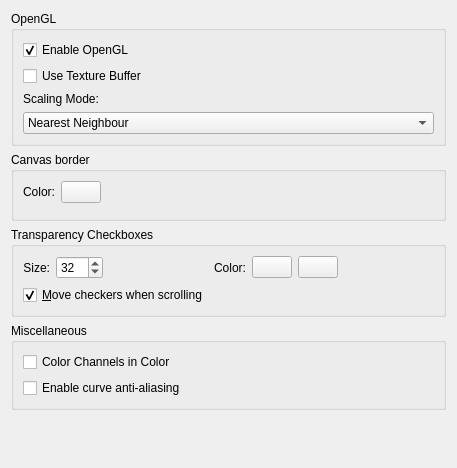
First picture: the form in krita/ui/forms/wdgdisplaysettings.ui, repository KDE/krita, before the edit.
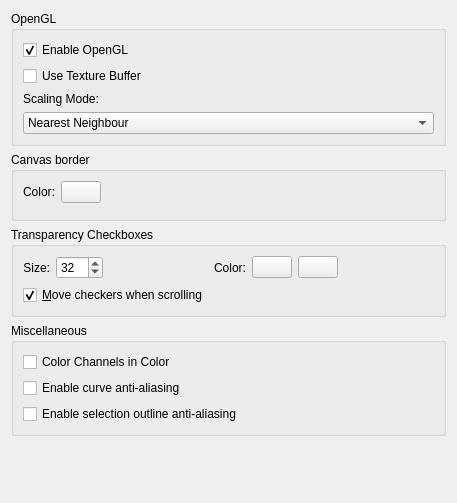
Second picture: the form after the edit. Custom widgets are drawn as their Qt base class.

Commit message: Added an option to toggle selection outline antialiasing in preferences

```diff
--- a/krita/ui/forms/wdgdisplaysettings.ui
+++ b/krita/ui/forms/wdgdisplaysettings.ui
@@ -7,7 +7,7 @@
     <x>0</x>
     <y>0</y>
     <width>457</width>
-    <height>468</height>
+    <height>503</height>
    </rect>
   </property>
   <property name="sizePolicy">
@@ -168,6 +168,13 @@
         </property>
        </widget>
       </item>
+      <item>
+       <widget class="QCheckBox" name="chkSelectionOutlineAntialiasing">
+        <property name="text">
+         <string>Enable selection outline anti-aliasing</string>
+        </property>
+       </widget>
+      </item>
      </layout>
     </widget>
    </item>
```
The commit also changes 4 other files.
